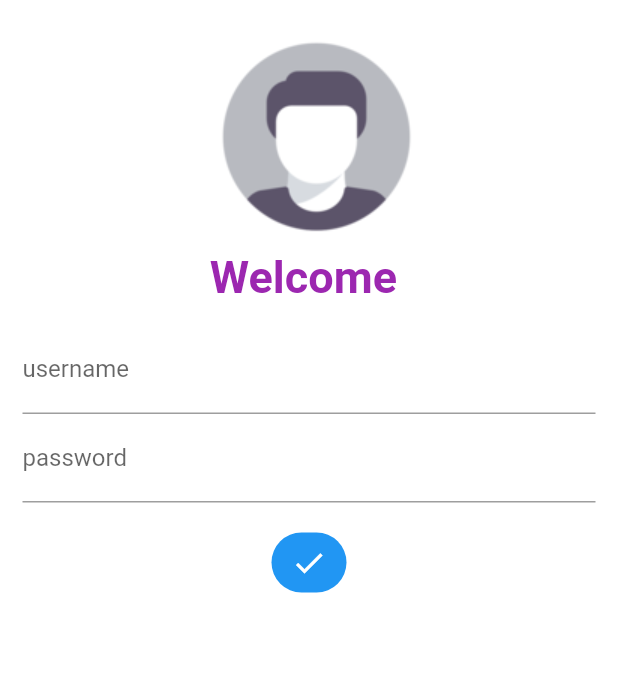
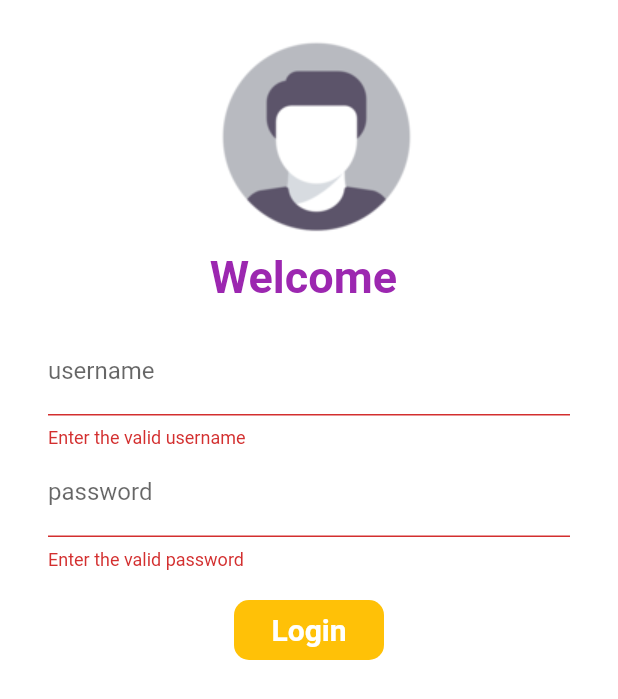
Before and after one commit to omkarjc16/Amazon-App-Clone-Catalog-App-Using-Flutter-Framework, a Flutter app: the screen it shows after launch, after a tap on "Login", on a phone screen of 412 x 824 dp. Shown: the top 699 px of the screen. Run offline on Flutter 3.47's test engine with Material 2 defaults, Android fonts, the phone set to English and light mode, and no system bars; our stand-ins replace google_fonts.

Commit message:
day6 completed

```diff
--- a/lib/pages/loginpage.dart
+++ b/lib/pages/loginpage.dart
@@ -12,11 +12,27 @@ class loginpage extends StatefulWidget {
 class _loginpageState extends State<loginpage> {
   String name = "";
   bool v1 = false;
+  final _formkey = GlobalKey<FormState>();
+  moveToHome(BuildContext context) async {
+    if (_formkey.currentState.validate()) {
+      setState(() {
+        v1 = true;
+      });
+      await Future.delayed(Duration(seconds: 2));
+      await Navigator.pushNamed(context, Myrouts.homepage);
+      setState(() {
+        v1 = false;
+      });
+    }
+  }
+
   @override
   Widget build(BuildContext context) {
     return Material(
       color: Colors.white,
       child: SingleChildScrollView(
+        child: Form(
+            key: _formkey,
             child: Column(
               children: [
                 Image.asset(
@@ -31,14 +47,19 @@ class _loginpageState extends State<loginpage> {
                       fontWeight: FontWeight.bold),
                 ),
                 Padding(
-                padding: const EdgeInsets.all(15.0),
-                child: Column(
-                  children: [
+                  padding: const EdgeInsets.symmetric(vertical: 16,horizontal: 32),
+                  child: Column(children: [
                     TextFormField(
                       decoration: InputDecoration(
                         hintText: "Enter Username",
                         labelText: "username",
                       ),
+                      validator: (value) {
+                        if (value.isEmpty) {
+                          return "Enter the valid username";
+                        }
+                        return null;
+                      },
                       onChanged: (value) {
                         name = value;
                         setState(() {});
@@ -50,18 +71,22 @@ class _loginpageState extends State<loginpage> {
                         hintText: "Enter passward",
                         labelText: "password",
                       ),
+                      validator: (value) {
+                        if (value.isEmpty) {
+                          return "Enter the valid password";
+                        } else if (value.length<6) {
+                          return "passwaord Length must be 6 or above";
+                        }
+                          return null;
+
+                      },
                     ),
                     SizedBox(height: 20.0),
-
-
-                    InkWell(
-                      onTap: () async {
-                        setState(() {
-                          v1 = true;
-                        });
-                        await Future.delayed(Duration(seconds: 2));
-                        Navigator.pushNamed(context, Myrouts.homepage);
-                      },
+                    Material(
+                      color: Colors.amber,
+                      borderRadius: BorderRadius.circular(v1 ? 20 : 10),
+                      child: InkWell(
+                        onTap: () => moveToHome(context),
                         child: AnimatedContainer(
                           duration: Duration(seconds: 1),
                           width: v1 ? 50 : 100,
@@ -79,13 +104,15 @@ class _loginpageState extends State<loginpage> {
                                       fontWeight: FontWeight.bold,
                                       fontSize: 20),
                                 ),
-                        decoration: BoxDecoration(
-                          color: Colors.blue,
+
                           //(similar use) shape: v1 ? BoxShape.circle : BoxShape.rectangle,
-                          borderRadius: BorderRadius.circular(v1 ? 20 : 10),
                         ),
                       ),
+                    ),
+                  ]
+                  ),
                 )
+
                 // ElevatedButton(
                 //     child: Text("Login"),
                 //     style: TextButton.styleFrom(
@@ -96,8 +123,6 @@ class _loginpageState extends State<loginpage> {
                 //     }),
               ],
             )),
-          ],
-        ),
       ),
     );
   }
```
Lines whose indentation alone changed are shown as unchanged.
